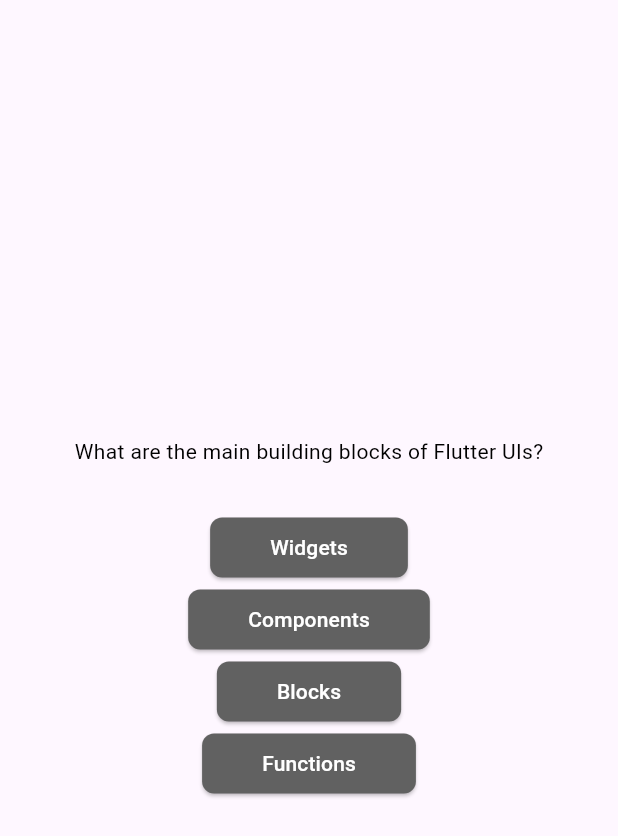
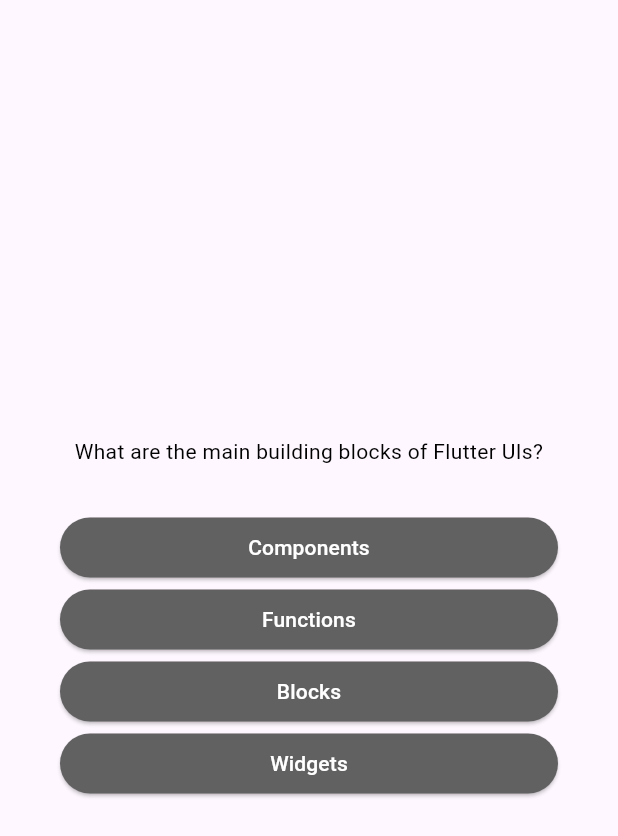
Before and after one commit to AhmedZayam/quiz_app, a Flutter app: the screen it shows after launch, after a tap on "Start Quiz", on a phone screen of 412 x 824 dp. Shown: the top 836 px of the screen. Run offline on Flutter 3.47's test engine with Material 3 defaults, Android fonts, the phone set to English and light mode, and no system bars.

```diff
--- a/lib/answer_button.dart
+++ b/lib/answer_button.dart
@@ -12,9 +12,9 @@ class AnswerButton extends StatelessWidget {
       style: ElevatedButton.styleFrom(
         padding: const EdgeInsets.symmetric(vertical: 10, horizontal: 40),
         backgroundColor: Colors.grey.shade700,
-        shape: RoundedRectangleBorder(borderRadius: BorderRadius.circular(8)),
+        shape: RoundedRectangleBorder(borderRadius: BorderRadius.circular(20)),
       ),
-      child: Text(answerText, style: TextStyle(color: Colors.white)),
+      child: Text(answerText, style: TextStyle(color: Colors.white), textAlign: TextAlign.center,),
     );
   }
 }
--- a/lib/question_model/quiz_question.dart
+++ b/lib/question_model/quiz_question.dart
@@ -3,4 +3,10 @@ class QuizQuestion {
 
   final String questionText;
   final List<String> answers;
+
+  List<String> getShuffledAnswers() {
+    final shuffledList = List.of(answers);
+    shuffledList.shuffle();
+    return shuffledList;
+  }
 }
--- a/lib/question_screen.dart
+++ b/lib/question_screen.dart
@@ -11,24 +11,37 @@ class QuestionScreen extends StatefulWidget {
 }
 
 class _QuestionScreen extends State<QuestionScreen> {
+  var currentQuestionIndex = 0;
+
+  void answerQuestion() {
+    setState(() {
+      currentQuestionIndex++;
+    });
+  }
+
   @override
   Widget build(constext) {
-    final currentQuestion = questions[0];
+    final currentQuestion = questions[currentQuestionIndex];
     return SizedBox(
       width: double.infinity,
 
+      child: Container(
+        margin: const EdgeInsets.all(40),
         child: Column(
           mainAxisAlignment: MainAxisAlignment.center,
+          crossAxisAlignment: CrossAxisAlignment.stretch,
           children: [
             Text(
               currentQuestion.questionText,
               style: TextStyle(color: Colors.black),
+              textAlign: TextAlign.center,
             ),
             const SizedBox(height: 30),
-          ...currentQuestion.answers.map((answer) {
-            return AnswerButton(answer, () {});
+            ...currentQuestion.getShuffledAnswers().map((answer) {
+              return AnswerButton(answer, answerQuestion);
             }),
           ],
+        ),
       ),
     );
   }
--- a/pubspec.yaml
+++ b/pubspec.yaml
@@ -34,6 +34,7 @@ dependencies:
   # The following adds the Cupertino Icons font to your application.
   # Use with the CupertinoIcons class for iOS style icons.
   cupertino_icons: ^1.0.8
+  google_fonts: ^6.3.2
 
 dev_dependencies:
   flutter_test:
```
Also changed, not shown: pubspec.lock, 1 other file. Lines whose indentation alone changed are shown as unchanged.
